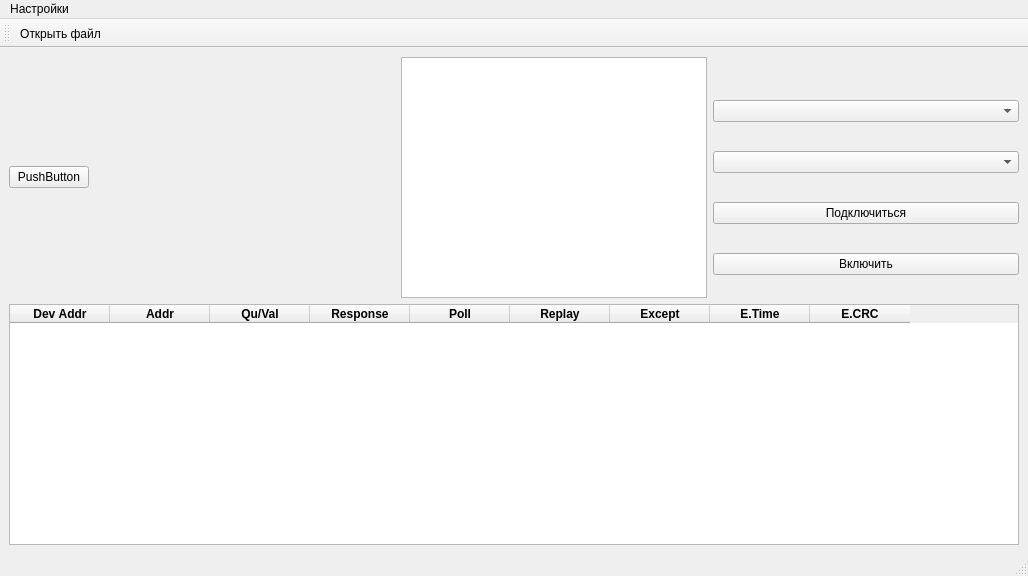
The window that MB_tester.ui (Sergey-V-Z/modbus_tester) describes before a commit, drawn with Qt 5.
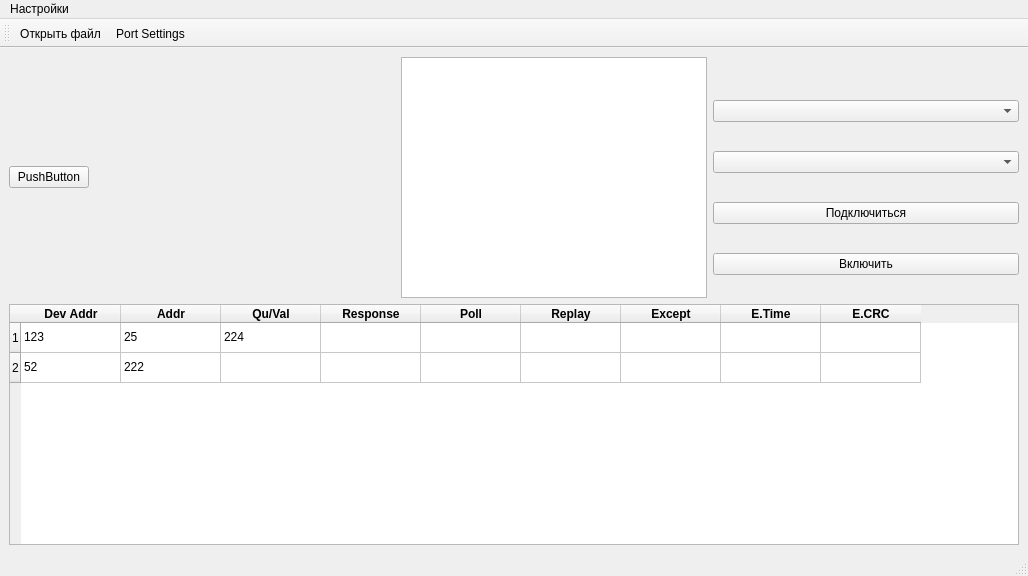
The same window after the commit. Icons and pictures are not drawn.

Commit message: Port dialog end

```diff
--- a/MB_tester.ui
+++ b/MB_tester.ui
@@ -104,8 +104,18 @@
        <bool>true</bool>
       </property>
       <property name="rowCount">
-       <number>0</number>
+       <number>2</number>
       </property>
+      <row>
+       <property name="text">
+        <string>1</string>
+       </property>
+      </row>
+      <row>
+       <property name="text">
+        <string>2</string>
+       </property>
+      </row>
       <column>
        <property name="text">
         <string>Dev Addr</string>
@@ -221,6 +231,31 @@
         </font>
        </property>
       </column>
+      <item row="0" column="0">
+       <property name="text">
+        <string>123</string>
+       </property>
+      </item>
+      <item row="0" column="1">
+       <property name="text">
+        <string>25</string>
+       </property>
+      </item>
+      <item row="0" column="2">
+       <property name="text">
+        <string>224</string>
+       </property>
+      </item>
+      <item row="1" column="0">
+       <property name="text">
+        <string>52</string>
+       </property>
+      </item>
+      <item row="1" column="1">
+       <property name="text">
+        <string>222</string>
+       </property>
+      </item>
      </widget>
     </item>
    </layout>
@@ -255,6 +290,7 @@
     <bool>false</bool>
    </attribute>
    <addaction name="action"/>
+   <addaction name="actionPort_Settings"/>
   </widget>
   <action name="actionPort_Settings">
    <property name="text">
```
Left out of the diff: 6 changed lines with no effect on the pictures. The commit also changes 10 other files.
